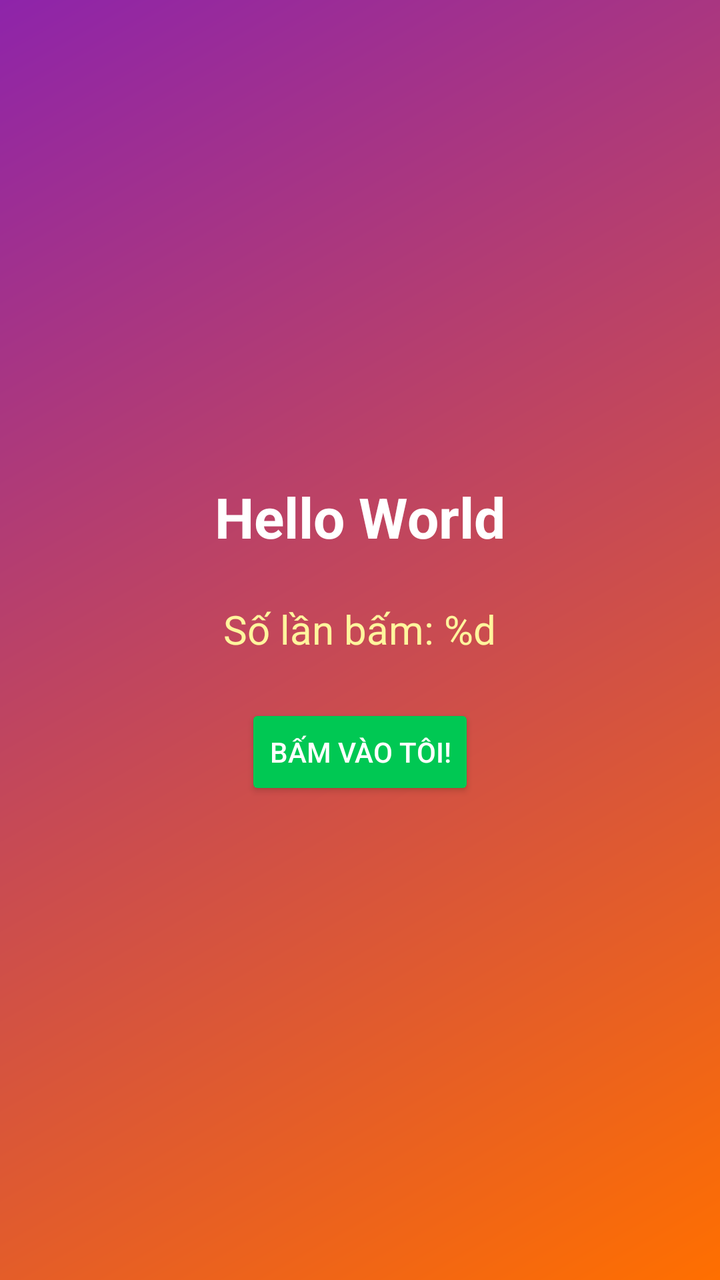
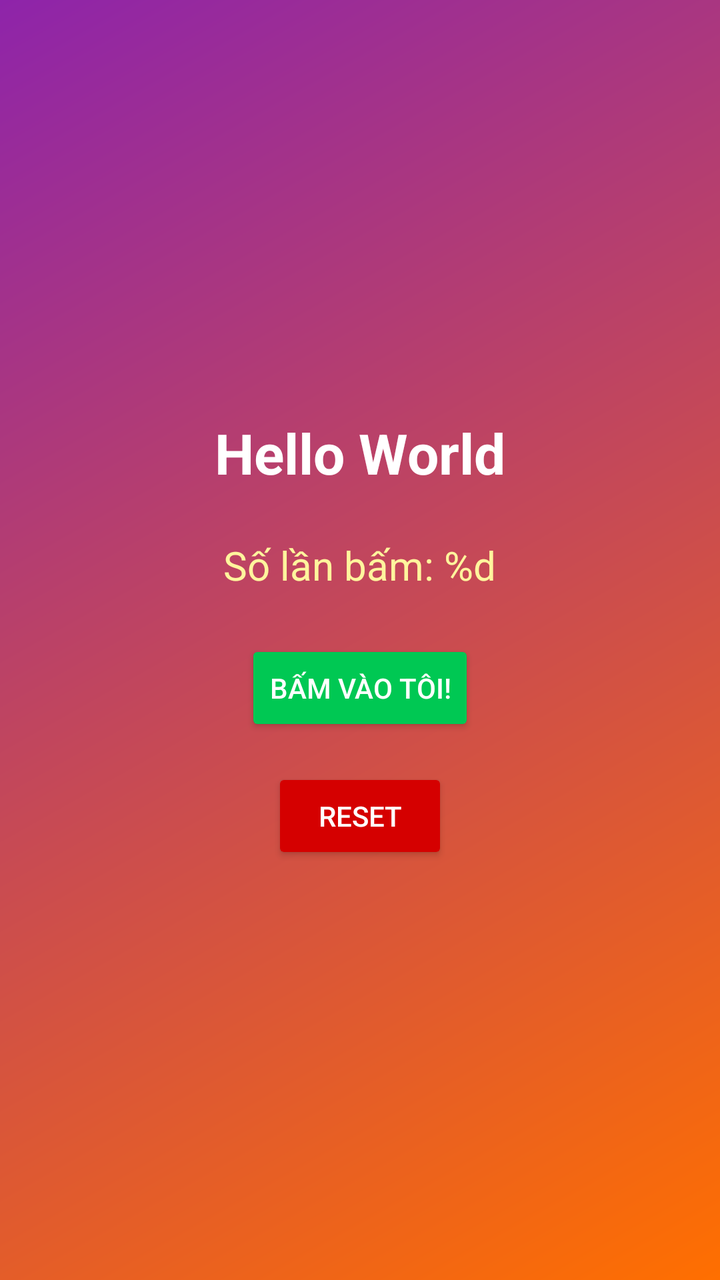

Before-and-after screenshots of an Android layout around one commit, followed by the original layout XML and the change that was made.
<!-- AndroidManifest.xml: application theme Theme.HelloDemo -->
<!-- res/layout/activity_main.xml -->
<?xml version="1.0" encoding="utf-8"?>
<LinearLayout xmlns:android="http://schemas.android.com/apk/res/android"
    android:layout_width="match_parent"
    android:layout_height="match_parent"
    android:background="@drawable/bg_gradient"
    android:orientation="vertical"
    android:gravity="center"
    android:padding="24dp">

    <TextView
        android:id="@+id/helloText"
        android:layout_width="wrap_content"
        android:layout_height="wrap_content"
        android:layout_marginBottom="24dp"
        android:text="@string/hello_message"
        android:textColor="@color/text_on_gradient"
        android:textSize="28sp"
        android:textStyle="bold" />

    <TextView
        android:id="@+id/counterText"
        android:layout_width="wrap_content"
        android:layout_height="wrap_content"
        android:layout_marginBottom="24dp"
        android:text="@string/counter_template"
        android:textColor="@color/counter_text"
        android:textSize="20sp" />

    <Button
        android:id="@+id/countButton"
        android:layout_width="wrap_content"
        android:layout_height="wrap_content"
        android:backgroundTint="@color/button_background"
        android:text="@string/count_button"
        android:textColor="@color/button_text" />

</LinearLayout>
<!-- resources referenced by this layout -->
<resources>
  <color name="button_background">#00C853</color>
  <color name="button_text">#FFFFFF</color>
  <color name="counter_text">#FFF59D</color>
  <color name="text_on_gradient">#FFFFFF</color>
  <!-- drawable bg_gradient (drawable) -->
  <?xml version="1.0" encoding="utf-8"?>
  <shape xmlns:android="http://schemas.android.com/apk/res/android">
      <gradient
          android:angle="135"
          android:startColor="@color/gradient_start"
          android:endColor="@color/gradient_end"
          android:type="linear" />
  </shape>
  <string name="count_button">Bấm vào tôi!</string>
  <string name="counter_template">Số lần bấm: %d</string>
  <string name="hello_message">Hello World</string>
  <style name="Theme.HelloDemo" parent="Theme.AppCompat.DayNight.NoActionBar" />
  <color name="gradient_start">#FF6F00</color>
  <color name="gradient_end">#8E24AA</color>
</resources>

<!-- the commit's change to res/layout/activity_main.xml (unified diff, before → after) -->
@@ -30,8 +30,17 @@
         android:id="@+id/countButton"
         android:layout_width="wrap_content"
         android:layout_height="wrap_content"
+        android:layout_marginBottom="16dp"
         android:backgroundTint="@color/button_background"
         android:text="@string/count_button"
         android:textColor="@color/button_text" />
 
+    <Button
+        android:id="@+id/resetButton"
+        android:layout_width="wrap_content"
+        android:layout_height="wrap_content"
+        android:backgroundTint="@color/reset_button_background"
+        android:text="@string/reset_button"
+        android:textColor="@color/reset_button_text" />
+
 </LinearLayout>
<!-- resource entries referenced after the edit -->
@@ -3,6 +3,8 @@
   <color name="button_background">#00C853</color>
   <color name="button_text">#FFFFFF</color>
   <color name="counter_text">#FFF59D</color>
+  <color name="reset_button_background">#D50000</color>
+  <color name="reset_button_text">#FFFFFF</color>
   <color name="text_on_gradient">#FFFFFF</color>
   <!-- drawable bg_gradient (drawable) -->
   <?xml version="1.0" encoding="utf-8"?>
@@ -16,6 +18,7 @@
   <string name="count_button">Bấm vào tôi!</string>
   <string name="counter_template">Số lần bấm: %d</string>
   <string name="hello_message">Hello World</string>
+  <string name="reset_button">Reset</string>
   <style name="Theme.HelloDemo" parent="Theme.AppCompat.DayNight.NoActionBar" />
   <color name="gradient_start">#FF6F00</color>
   <color name="gradient_end">#8E24AA</color>
